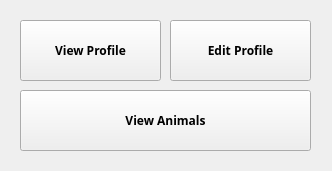
cameronhawtin/Animal-Farm-cuACS, file cuACS/postloginclient.ui: the form before one commit.
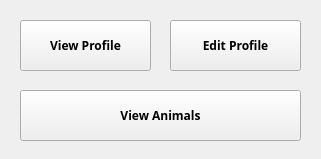
The form after the commit.

Diff of the .ui file:
```diff
--- a/cuACS/postloginclient.ui
+++ b/cuACS/postloginclient.ui
@@ -6,8 +6,8 @@
    <rect>
     <x>0</x>
     <y>0</y>
-    <width>332</width>
-    <height>171</height>
+    <width>321</width>
+    <height>159</height>
    </rect>
   </property>
   <property name="font">
@@ -23,8 +23,8 @@
     <rect>
      <x>20</x>
      <y>90</y>
-     <width>291</width>
-     <height>61</height>
+     <width>281</width>
+     <height>51</height>
     </rect>
    </property>
    <property name="font">
@@ -47,8 +47,8 @@
     <rect>
      <x>20</x>
      <y>20</y>
-     <width>141</width>
-     <height>61</height>
+     <width>131</width>
+     <height>51</height>
     </rect>
    </property>
    <property name="font">
@@ -71,8 +71,8 @@
     <rect>
      <x>170</x>
      <y>20</y>
-     <width>141</width>
-     <height>61</height>
+     <width>131</width>
+     <height>51</height>
     </rect>
    </property>
    <property name="font">
```
